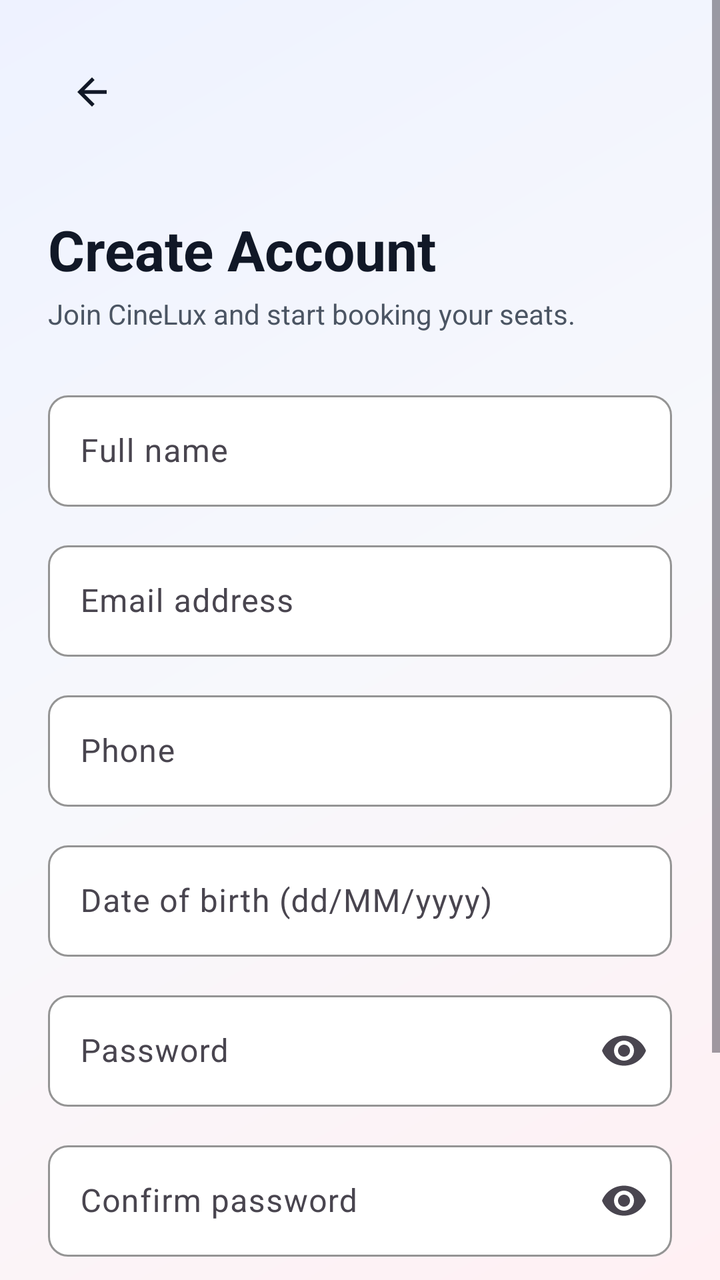
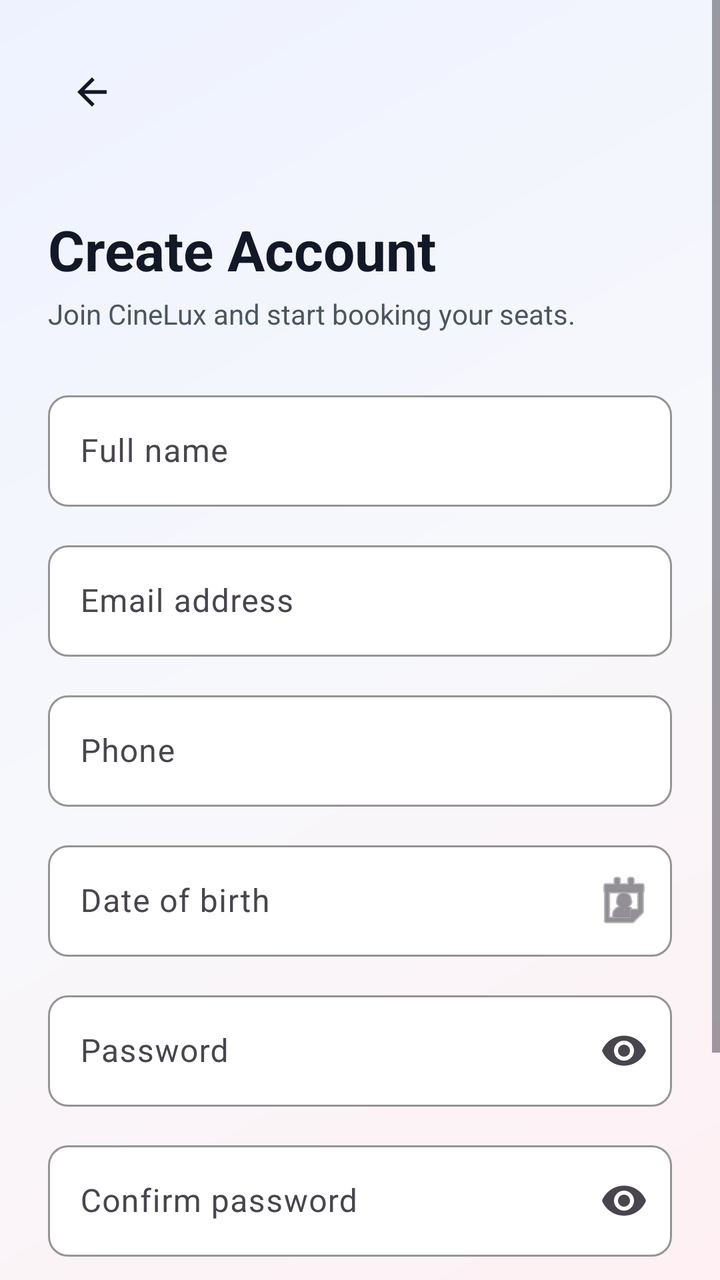

Two renders of the same Android screen: before a commit and after it. Below are the layout's source before the change and the commit's diff.
<!-- AndroidManifest.xml: activity theme Theme.BookingTicket -->
<!-- res/layout/activity_register.xml -->
<?xml version="1.0" encoding="utf-8"?>
<ScrollView
    xmlns:android="http://schemas.android.com/apk/res/android"
    xmlns:app="http://schemas.android.com/apk/res-auto"
    android:layout_width="match_parent"
    android:layout_height="match_parent"
    android:background="@drawable/bg_cinelux_screen"
    android:fillViewport="true">

    <LinearLayout
        android:layout_width="match_parent"
        android:layout_height="wrap_content"
        android:minHeight="760dp"
        android:orientation="vertical"
        android:padding="24dp">

        <ImageView
            android:id="@+id/btn_back"
            android:layout_width="44dp"
            android:layout_height="44dp"
            android:background="?attr/selectableItemBackgroundBorderless"
            android:padding="11dp"
            android:src="@drawable/ic_back"
            app:tint="@color/text_primary" />

        <TextView
            android:layout_width="match_parent"
            android:layout_height="wrap_content"
            android:layout_marginTop="38dp"
            android:text="Create Account"
            android:textColor="@color/text_primary"
            android:textSize="28sp"
            android:textStyle="bold" />

        <TextView
            android:layout_width="match_parent"
            android:layout_height="wrap_content"
            android:layout_marginTop="4dp"
            android:text="Join CineLux and start booking your seats."
            android:textColor="@color/text_secondary"
            android:textSize="14sp" />

        <com.google.android.material.textfield.TextInputLayout
            android:id="@+id/full_name_layout"
            style="@style/Widget.Material3.TextInputLayout.OutlinedBox"
            android:layout_width="match_parent"
            android:layout_height="wrap_content"
            android:layout_marginTop="26dp"
            android:hint="Full name"
            app:boxBackgroundColor="@color/surface"
            app:boxCornerRadiusBottomEnd="10dp"
            app:boxCornerRadiusBottomStart="10dp"
            app:boxCornerRadiusTopEnd="10dp"
            app:boxCornerRadiusTopStart="10dp"
            app:boxStrokeColor="@color/surface_variant"
            app:hintTextColor="@color/text_hint">

            <com.google.android.material.textfield.TextInputEditText
                android:id="@+id/full_name_input"
                android:layout_width="match_parent"
                android:layout_height="wrap_content"
                android:inputType="textPersonName"
                android:textColor="@color/text_primary"
                android:textColorHint="@color/text_hint" />

        </com.google.android.material.textfield.TextInputLayout>

        <com.google.android.material.textfield.TextInputLayout
            android:id="@+id/email_layout"
            style="@style/Widget.Material3.TextInputLayout.OutlinedBox"
            android:layout_width="match_parent"
            android:layout_height="wrap_content"
            android:layout_marginTop="14dp"
            android:hint="Email address"
            app:boxBackgroundColor="@color/surface"
            app:boxCornerRadiusBottomEnd="10dp"
            app:boxCornerRadiusBottomStart="10dp"
            app:boxCornerRadiusTopEnd="10dp"
            app:boxCornerRadiusTopStart="10dp"
            app:boxStrokeColor="@color/surface_variant"
            app:hintTextColor="@color/text_hint">

            <com.google.android.material.textfield.TextInputEditText
                android:id="@+id/email_input"
                android:layout_width="match_parent"
                android:layout_height="wrap_content"
                android:inputType="textEmailAddress"
                android:textColor="@color/text_primary"
                android:textColorHint="@color/text_hint" />

        </com.google.android.material.textfield.TextInputLayout>

        <com.google.android.material.textfield.TextInputLayout
            android:id="@+id/phone_layout"
            style="@style/Widget.Material3.TextInputLayout.OutlinedBox"
            android:layout_width="match_parent"
            android:layout_height="wrap_content"
            android:layout_marginTop="14dp"
            android:hint="Phone"
            app:boxBackgroundColor="@color/surface"
            app:boxCornerRadiusBottomEnd="10dp"
            app:boxCornerRadiusBottomStart="10dp"
            app:boxCornerRadiusTopEnd="10dp"
            app:boxCornerRadiusTopStart="10dp"
            app:boxStrokeColor="@color/surface_variant"
            app:hintTextColor="@color/text_hint">

            <com.google.android.material.textfield.TextInputEditText
                android:id="@+id/phone_input"
                android:layout_width="match_parent"
                android:layout_height="wrap_content"
                android:inputType="phone"
                android:textColor="@color/text_primary"
                android:textColorHint="@color/text_hint" />

        </com.google.android.material.textfield.TextInputLayout>

        <com.google.android.material.textfield.TextInputLayout
            android:id="@+id/dob_layout"
            style="@style/Widget.Material3.TextInputLayout.OutlinedBox"
            android:layout_width="match_parent"
            android:layout_height="wrap_content"
            android:layout_marginTop="14dp"
            android:hint="Date of birth (dd/MM/yyyy)"
            app:boxBackgroundColor="@color/surface"
            app:boxCornerRadiusBottomEnd="10dp"
            app:boxCornerRadiusBottomStart="10dp"
            app:boxCornerRadiusTopEnd="10dp"
            app:boxCornerRadiusTopStart="10dp"
            app:boxStrokeColor="@color/surface_variant"
            app:hintTextColor="@color/text_hint">

            <com.google.android.material.textfield.TextInputEditText
                android:id="@+id/dob_input"
                android:layout_width="match_parent"
                android:layout_height="wrap_content"
                android:inputType="date"
                android:textColor="@color/text_primary"
                android:textColorHint="@color/text_hint" />

        </com.google.android.material.textfield.TextInputLayout>

        <com.google.android.material.textfield.TextInputLayout
            android:id="@+id/password_layout"
            style="@style/Widget.Material3.TextInputLayout.OutlinedBox"
            android:layout_width="match_parent"
            android:layout_height="wrap_content"
            android:layout_marginTop="14dp"
            android:hint="Password"
            app:boxBackgroundColor="@color/surface"
            app:boxCornerRadiusBottomEnd="10dp"
            app:boxCornerRadiusBottomStart="10dp"
            app:boxCornerRadiusTopEnd="10dp"
            app:boxCornerRadiusTopStart="10dp"
            app:boxStrokeColor="@color/surface_variant"
            app:endIconMode="password_toggle"
            app:hintTextColor="@color/text_hint">

            <com.google.android.material.textfield.TextInputEditText
                android:id="@+id/password_input"
                android:layout_width="match_parent"
                android:layout_height="wrap_content"
                android:inputType="textPassword"
                android:textColor="@color/text_primary"
                android:textColorHint="@color/text_hint" />

        </com.google.android.material.textfield.TextInputLayout>

        <com.google.android.material.textfield.TextInputLayout
            android:id="@+id/confirm_password_layout"
            style="@style/Widget.Material3.TextInputLayout.OutlinedBox"
            android:layout_width="match_parent"
            android:layout_height="wrap_content"
            android:layout_marginTop="14dp"
            android:hint="Confirm password"
            app:boxBackgroundColor="@color/surface"
            app:boxCornerRadiusBottomEnd="10dp"
            app:boxCornerRadiusBottomStart="10dp"
            app:boxCornerRadiusTopEnd="10dp"
            app:boxCornerRadiusTopStart="10dp"
            app:boxStrokeColor="@color/surface_variant"
            app:endIconMode="password_toggle"
            app:hintTextColor="@color/text_hint">

            <com.google.android.material.textfield.TextInputEditText
                android:id="@+id/confirm_password_input"
                android:layout_width="match_parent"
                android:layout_height="wrap_content"
                android:inputType="textPassword"
                android:textColor="@color/text_primary"
                android:textColorHint="@color/text_hint" />

        </com.google.android.material.textfield.TextInputLayout>

        <TextView
            android:id="@+id/error_text"
            android:layout_width="match_parent"
            android:layout_height="wrap_content"
            android:layout_marginTop="8dp"
            android:textColor="@color/error"
            android:textSize="13sp"
            android:visibility="gone" />

        <com.google.android.material.button.MaterialButton
            android:id="@+id/btn_register"
            style="@style/PrimaryButton"
            android:layout_width="match_parent"
            android:layout_height="54dp"
            android:layout_marginTop="20dp"
            android:background="@drawable/bg_cinelux_button"
            android:text="Sign Up"
            android:textSize="15sp" />

        <ProgressBar
            android:id="@+id/loading_progress"
            android:layout_width="24dp"
            android:layout_height="24dp"
            android:layout_gravity="center_horizontal"
            android:layout_marginTop="-39dp"
            android:visibility="gone" />

        <LinearLayout
            android:layout_width="wrap_content"
            android:layout_height="wrap_content"
            android:layout_gravity="center_horizontal"
            android:layout_marginTop="34dp"
            android:orientation="horizontal">

            <TextView
                android:layout_width="wrap_content"
                android:layout_height="wrap_content"
                android:text="Already have an account? "
                android:textColor="@color/text_secondary"
                android:textSize="13sp" />

            <TextView
                android:id="@+id/btn_login"
                android:layout_width="wrap_content"
                android:layout_height="wrap_content"
                android:text="Sign In"
                android:textColor="@color/primary_light"
                android:textSize="13sp"
                android:textStyle="bold" />

        </LinearLayout>

    </LinearLayout>
</ScrollView>
<!-- resources referenced by this layout -->
<resources>
  <color name="error">#EF4444</color>
  <color name="primary_light">#FF4A63</color>
  <color name="surface">#FFFFFFFF</color>
  <color name="surface_variant">#E4E8F0</color>
  <color name="text_hint">#8A94A6</color>
  <color name="text_primary">#111827</color>
  <color name="text_secondary">#4B5563</color>
  <!-- drawable bg_cinelux_button (drawable) -->
  <?xml version="1.0" encoding="utf-8"?>
  <shape xmlns:android="http://schemas.android.com/apk/res/android">
      <gradient
          android:angle="0"
          android:startColor="#C91025"
          android:endColor="#F02442" />
      <corners android:radius="10dp" />
  </shape>
  <!-- drawable bg_cinelux_screen (drawable) -->
  <?xml version="1.0" encoding="utf-8"?>
  <shape xmlns:android="http://schemas.android.com/apk/res/android">
      <gradient
          android:angle="135"
          android:startColor="@color/screen_gradient_start"
          android:centerColor="@color/screen_gradient_center"
          android:endColor="@color/screen_gradient_end" />
  </shape>
  <!-- drawable ic_back (drawable) -->
  <vector xmlns:android="http://schemas.android.com/apk/res/android"
      android:width="24dp"
      android:height="24dp"
      android:viewportWidth="24"
      android:viewportHeight="24">
      <path
          android:fillColor="#FFFFFF"
          android:pathData="M20,11H7.83l5.59,-5.59L12,4l-8,8 8,8 1.41,-1.41L7.83,13H20v-2z"/>
  </vector>
  <style name="PrimaryButton" parent="Widget.Material3.Button">
          <item name="android:backgroundTint">@color/primary</item>
          <item name="android:textColor">@color/white</item>
          <item name="cornerRadius">10dp</item>
      </style>
  <style name="Theme.BookingTicket" parent="Base.Theme.BookingTicket" />
  <color name="screen_gradient_start">#FFF0F3</color>
  <color name="screen_gradient_center">#F7F8FC</color>
  <color name="screen_gradient_end">#EEF2FF</color>
  <color name="primary">#E91B38</color>
  <color name="white">#FFFFFFFF</color>
  <style name="Base.Theme.BookingTicket" parent="Theme.Material3.DayNight.NoActionBar">
          
          <item name="colorPrimary">@color/primary</item>
          <item name="colorPrimaryDark">@color/primary_dark</item>
          <item name="colorOnPrimary">@color/white</item>
          
          
          <item name="colorSecondary">@color/primary_light</item>
          <item name="colorOnSecondary">@color/white</item>
          
          
          <item name="android:colorBackground">@color/background</item>
          <item name="colorSurface">@color/surface</item>
          <item name="colorOnSurface">@color/text_primary</item>
          
          
          <item name="android:statusBarColor">@color/background</item>
          <item name="android:navigationBarColor">@color/background</item>
          <item name="android:windowAnimationStyle">@null</item>
          <item name="android:windowDisablePreview">true</item>
          
          
          <item name="colorError">@color/error</item>
      </style>
  <color name="primary_dark">#A80F24</color>
  <color name="background">#F7F8FC</color>
</resources>

<!-- the commit's change to res/layout/activity_register.xml (unified diff, before → after) -->
@@ -121,20 +121,25 @@
             android:layout_width="match_parent"
             android:layout_height="wrap_content"
             android:layout_marginTop="14dp"
-            android:hint="Date of birth (dd/MM/yyyy)"
-            app:boxBackgroundColor="@color/surface"
-            app:boxCornerRadiusBottomEnd="10dp"
-            app:boxCornerRadiusBottomStart="10dp"
-            app:boxCornerRadiusTopEnd="10dp"
-            app:boxCornerRadiusTopStart="10dp"
-            app:boxStrokeColor="@color/surface_variant"
+            android:hint="Date of birth"
+            app:boxBackgroundColor="@color/surface"
+            app:boxCornerRadiusBottomEnd="10dp"
+            app:boxCornerRadiusBottomStart="10dp"
+            app:boxCornerRadiusTopEnd="10dp"
+            app:boxCornerRadiusTopStart="10dp"
+            app:boxStrokeColor="@color/surface_variant"
+            app:endIconDrawable="@android:drawable/ic_menu_my_calendar"
+            app:endIconMode="custom"
             app:hintTextColor="@color/text_hint">
 
             <com.google.android.material.textfield.TextInputEditText
                 android:id="@+id/dob_input"
                 android:layout_width="match_parent"
                 android:layout_height="wrap_content"
-                android:inputType="date"
+                android:clickable="true"
+                android:cursorVisible="false"
+                android:focusable="false"
+                android:inputType="none"
                 android:textColor="@color/text_primary"
                 android:textColorHint="@color/text_hint" />
 
